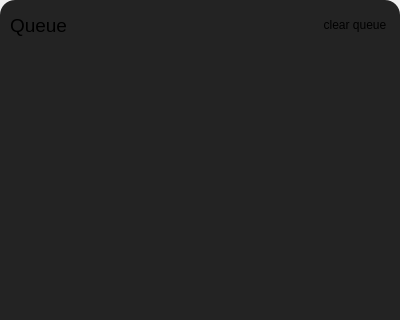
This is src/frontend/queue.ui in MilanJzo/eda-mp3 as Qt 5 draws it before an edit; both pictures show x 0 to 400 and y 0 to 320 of the 400 by 476 pixel window. The edited form follows.
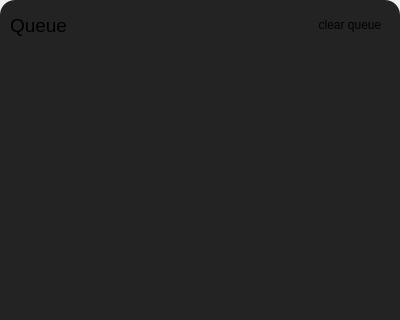
This is the edited form.

Commit message: adjusted clearqueue design in queue.ui

```diff
--- a/src/frontend/queue.ui
+++ b/src/frontend/queue.ui
@@ -96,16 +96,19 @@
          <widget class="QPushButton" name="clearButton">
           <property name="minimumSize">
            <size>
-            <width>30</width>
+            <width>80</width>
             <height>30</height>
            </size>
           </property>
           <property name="maximumSize">
            <size>
-            <width>70</width>
+            <width>80</width>
             <height>30</height>
            </size>
           </property>
+          <property name="styleSheet">
+           <string notr="true"/>
+          </property>
           <property name="text">
            <string>clear queue</string>
           </property>
```
